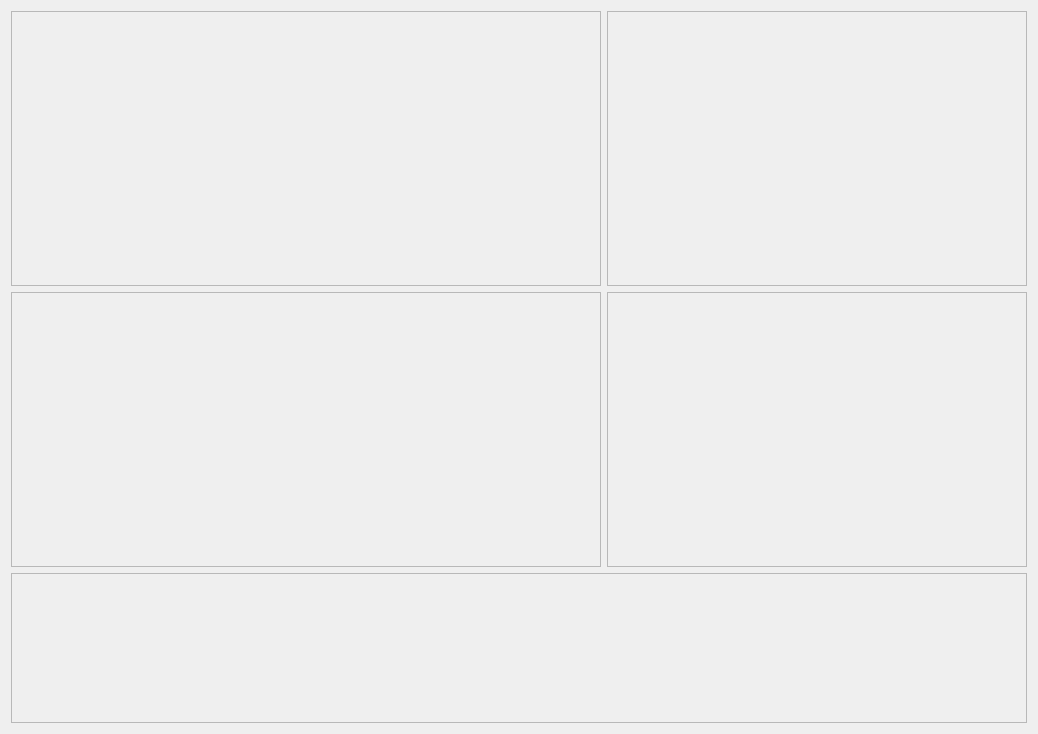
Before: the Qt Designer form pages/printer/settings/printersettingspage.ui in DigitalArtifex/Flo, drawn with Qt 5.
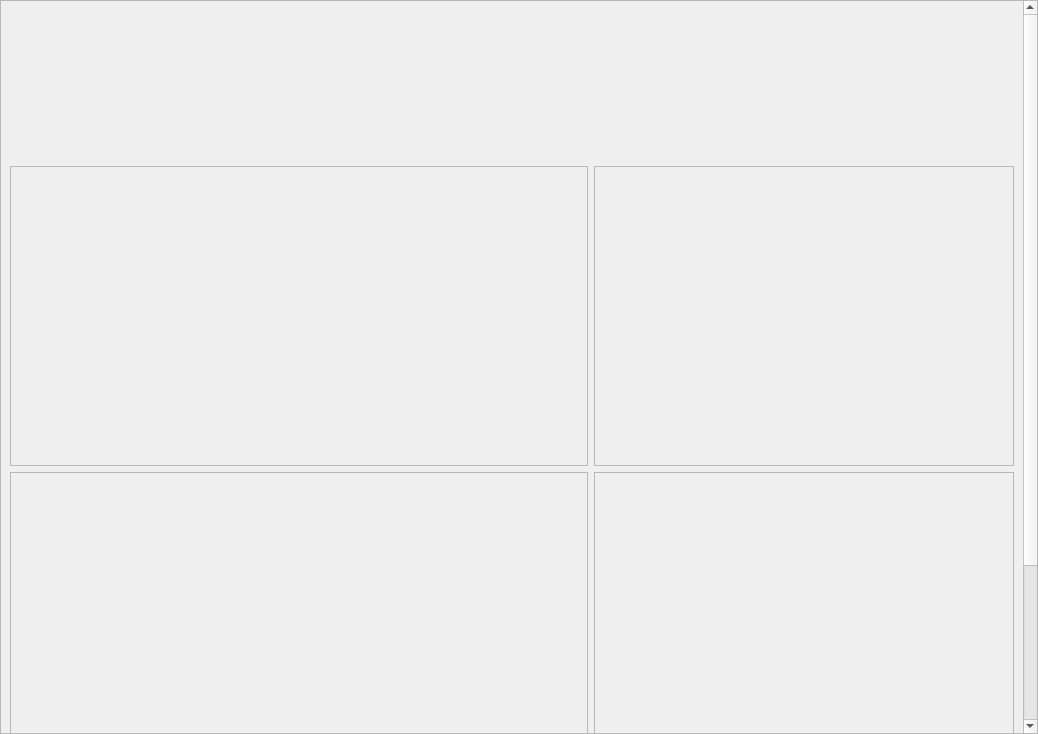
After: the same form once the commit is applied.

What changed in the file:
```diff
--- a/pages/printer/settings/printersettingspage.ui
+++ b/pages/printer/settings/printersettingspage.ui
@@ -14,7 +14,34 @@
    <string>Frame</string>
   </property>
   <layout class="QGridLayout" name="gridLayout">
-   <item row="0" column="1">
+   <property name="leftMargin">
+    <number>0</number>
+   </property>
+   <property name="topMargin">
+    <number>0</number>
+   </property>
+   <property name="rightMargin">
+    <number>0</number>
+   </property>
+   <property name="bottomMargin">
+    <number>0</number>
+   </property>
+   <item row="0" column="0">
+    <widget class="QScrollArea" name="scrollArea">
+     <property name="widgetResizable">
+      <bool>true</bool>
+     </property>
+     <widget class="QWidget" name="scrollAreaWidgetContents">
+      <property name="geometry">
+       <rect>
+        <x>0</x>
+        <y>0</y>
+        <width>1022</width>
+        <height>936</height>
+       </rect>
+      </property>
+      <layout class="QGridLayout" name="gridLayout_7">
+       <item row="1" column="1">
     <widget class="QFrame" name="updatesFrame">
      <property name="sizePolicy">
       <sizepolicy hsizetype="Preferred" vsizetype="Expanding">
@@ -59,8 +86,14 @@
      </layout>
     </widget>
    </item>
-   <item row="1" column="0">
+       <item row="2" column="0">
     <widget class="QFrame" name="usersFrame">
+         <property name="minimumSize">
+          <size>
+           <width>0</width>
+           <height>300</height>
+          </size>
+         </property>
      <property name="frameShape">
       <enum>QFrame::StyledPanel</enum>
      </property>
@@ -86,7 +119,46 @@
      </layout>
     </widget>
    </item>
-   <item row="1" column="1">
+       <item row="3" column="0" colspan="2">
+        <widget class="QWidget" name="servicesWidget" native="true">
+         <property name="sizePolicy">
+          <sizepolicy hsizetype="Expanding" vsizetype="Expanding">
+           <horstretch>0</horstretch>
+           <verstretch>0</verstretch>
+          </sizepolicy>
+         </property>
+         <property name="minimumSize">
+          <size>
+           <width>0</width>
+           <height>150</height>
+          </size>
+         </property>
+         <property name="maximumSize">
+          <size>
+           <width>16777215</width>
+           <height>16777215</height>
+          </size>
+         </property>
+         <layout class="QGridLayout" name="gridLayout_4">
+          <property name="leftMargin">
+           <number>0</number>
+          </property>
+          <property name="topMargin">
+           <number>0</number>
+          </property>
+          <property name="rightMargin">
+           <number>0</number>
+          </property>
+          <property name="bottomMargin">
+           <number>0</number>
+          </property>
+          <property name="spacing">
+           <number>0</number>
+          </property>
+         </layout>
+        </widget>
+       </item>
+       <item row="2" column="1">
     <widget class="QFrame" name="announcementsFrame">
      <property name="sizePolicy">
       <sizepolicy hsizetype="Preferred" vsizetype="Expanding">
@@ -131,7 +203,7 @@
      </layout>
     </widget>
    </item>
-   <item row="0" column="0">
+       <item row="1" column="0">
     <widget class="QFrame" name="filesFrame">
      <property name="sizePolicy">
       <sizepolicy hsizetype="Expanding" vsizetype="Expanding">
@@ -139,6 +211,12 @@
        <verstretch>0</verstretch>
       </sizepolicy>
      </property>
+         <property name="minimumSize">
+          <size>
+           <width>0</width>
+           <height>300</height>
+          </size>
+         </property>
      <property name="frameShape">
       <enum>QFrame::StyledPanel</enum>
      </property>
@@ -161,33 +239,15 @@
      </layout>
     </widget>
    </item>
-   <item row="2" column="0" colspan="2">
-    <widget class="QFrame" name="servicesFrame">
-     <property name="sizePolicy">
-      <sizepolicy hsizetype="Expanding" vsizetype="Minimum">
-       <horstretch>0</horstretch>
-       <verstretch>0</verstretch>
-      </sizepolicy>
-     </property>
+       <item row="0" column="0" colspan="2">
+        <widget class="QWidget" name="statusWidget" native="true">
      <property name="minimumSize">
       <size>
        <width>0</width>
        <height>150</height>
       </size>
      </property>
-     <property name="maximumSize">
-      <size>
-       <width>16777215</width>
-       <height>320</height>
-      </size>
-     </property>
-     <property name="frameShape">
-      <enum>QFrame::StyledPanel</enum>
-     </property>
-     <property name="frameShadow">
-      <enum>QFrame::Raised</enum>
-     </property>
-     <layout class="QGridLayout" name="gridLayout_4">
+         <layout class="QGridLayout" name="gridLayout_8">
       <property name="leftMargin">
        <number>0</number>
       </property>
@@ -200,10 +260,11 @@
       <property name="bottomMargin">
        <number>0</number>
       </property>
-      <property name="spacing">
-       <number>0</number>
-      </property>
-     </layout>
+         </layout>
+        </widget>
+       </item>
+      </layout>
+     </widget>
     </widget>
    </item>
   </layout>
```
Lines whose indentation alone changed are shown as unchanged.
